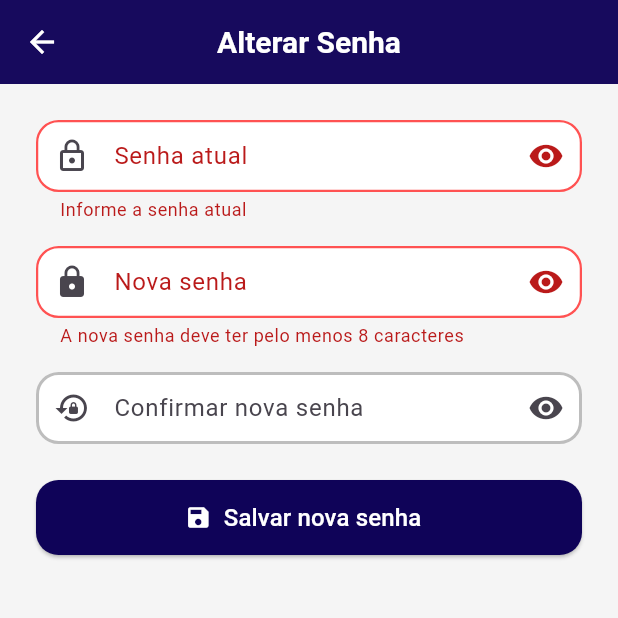
After one commit to alefluciano10/loja-online-unicesumar, a Flutter app: the ChangePasswordPage screen opened by its route, after a tap on "Salvar nova senha", on a phone screen of 412 x 824 dp, the top half of it. The commit adds this screen. Run offline on Flutter 3.47's test engine with Material 3 defaults, Android fonts, the phone set to English and light mode, and no system bars; our stand-ins replace cached_network_image, carousel_slider, get, get_storage, google_fonts, shimmer and 1 more; missing offline and left inert: add_to_cart_animation, flutter_masked_text3; accounts and stored records are empty; network calls fail.

Commit message:
Implementação de tela para alterar senha do usuário

```diff
--- a/lib/main.dart
+++ b/lib/main.dart
@@ -6,6 +6,7 @@ import 'package:intl/date_symbol_data_local.dart';
 import './widgets/widgets.dart';
 import './views/views.dart';
 import 'bindings/initial_binding.dart';
+import 'views/user/ChangePasswordPage.dart';
 
 Future<void> main() async {
   // Registrar os services globais
@@ -91,6 +92,11 @@ class MyApp extends StatelessWidget {
         GetPage(name: '/category/:category', page: () => CategoryPage()),
         GetPage(name: '/signup', page: () => const SignUpPage()),
         GetPage(name: '/login', page: () => const LoginPage()),
+
+        GetPage(
+          name: '/change-password',
+          page: () => const ChangePasswordPage(),
+        ),
       ],
     );
   }
--- a/lib/services/user_service.dart
+++ b/lib/services/user_service.dart
@@ -22,7 +22,9 @@ class UserService {
       final Map<String, dynamic> data = json.decode(response.body);
       return UserModel.fromJson(data);
     } else {
-      throw Exception('Erro ao carregar usuário com id $id: ${response.statusCode}');
+      throw Exception(
+        'Erro ao carregar usuário com id $id: ${response.statusCode}',
+      );
     }
   }
 }
--- /dev/null
+++ b/lib/views/user/ChangePasswordPage.dart
@@ -0,0 +1,201 @@
+import 'package:flutter/material.dart';
+import 'package:get/get.dart';
+import '../../../controllers/controllers.dart';
+
+class ChangePasswordPage extends StatefulWidget {
+  const ChangePasswordPage({super.key});
+
+  @override
+  State<ChangePasswordPage> createState() => _ChangePasswordPageState();
+}
+
+class _ChangePasswordPageState extends State<ChangePasswordPage> {
+  final _formKey = GlobalKey<FormState>();
+  final authController = Get.find<AuthController>();
+
+  final oldPasswordController = TextEditingController();
+  final newPasswordController = TextEditingController();
+  final confirmPasswordController = TextEditingController();
+
+  // Visibilidade das senhas
+  bool showOld = false;
+  bool showNew = false;
+  bool showConfirm = false;
+
+  Future<void> _submit() async {
+    if (!_formKey.currentState!.validate()) return;
+
+    final success = await authController.changePassword(
+      oldPassword: oldPasswordController.text,
+      newPassword: newPasswordController.text,
+    );
+
+    if (success) {
+      Get.snackbar(
+        'Sucesso',
+        'Senha alterada com sucesso!',
+        colorText: Colors.white,
+        backgroundColor: Colors.green,
+        icon: const Icon(Icons.check_circle, color: Colors.white),
+        snackPosition: SnackPosition.TOP,
+        duration: const Duration(seconds: 3),
+        margin: const EdgeInsets.all(16),
+      );
+      Get.back();
+    } else {
+      Get.snackbar(
+        'Erro',
+        authController.erro.value,
+        colorText: Colors.white,
+        backgroundColor: Colors.red,
+        icon: const Icon(Icons.error_outline, color: Colors.white),
+        snackPosition: SnackPosition.TOP,
+        duration: const Duration(seconds: 3),
+        margin: const EdgeInsets.all(16),
+      );
+    }
+  }
+
+  InputDecoration _inputDecoration(
+    String label,
+    Icon icon, {
+    required bool visible,
+    required VoidCallback onToggle,
+  }) {
+    return InputDecoration(
+      filled: true,
+      fillColor: Colors.white,
+      labelText: label,
+      hintText: label,
+      prefixIcon: icon,
+      suffixIcon: IconButton(
+        icon: Icon(visible ? Icons.visibility_off : Icons.visibility),
+        onPressed: onToggle,
+      ),
+      hintStyle: const TextStyle(
+        color: Colors.black87,
+        fontSize: 14,
+        fontStyle: FontStyle.italic,
+      ),
+      enabledBorder: OutlineInputBorder(
+        borderRadius: BorderRadius.circular(15),
+        borderSide: BorderSide(color: Colors.grey.shade400, width: 2),
+      ),
+      contentPadding: const EdgeInsets.symmetric(vertical: 12, horizontal: 12),
+      focusedBorder: const OutlineInputBorder(
+        borderRadius: BorderRadius.all(Radius.circular(15)),
+        borderSide: BorderSide(color: Color(0xFF1A237E), width: 2),
+      ),
+      errorBorder: const OutlineInputBorder(
+        borderRadius: BorderRadius.all(Radius.circular(15)),
+        borderSide: BorderSide(color: Colors.redAccent, width: 1.5),
+      ),
+      focusedErrorBorder: const OutlineInputBorder(
+        borderRadius: BorderRadius.all(Radius.circular(15)),
+        borderSide: BorderSide(color: Colors.redAccent, width: 2),
+      ),
+    );
+  }
+
+  @override
+  Widget build(BuildContext context) {
+    return Scaffold(
+      appBar: AppBar(title: const Text('Alterar Senha')),
+      body: SafeArea(
+        child: Padding(
+          padding: const EdgeInsets.all(24.0),
+          child: Form(
+            key: _formKey,
+            child: Column(
+              children: [
+                TextFormField(
+                  controller: oldPasswordController,
+                  obscureText: !showOld,
+                  autofillHints: const [AutofillHints.password],
+                  textInputAction: TextInputAction.next,
+                  decoration: _inputDecoration(
+                    'Senha atual',
+                    const Icon(Icons.lock_outline),
+                    visible: showOld,
+                    onToggle: () => setState(() => showOld = !showOld),
+                  ),
+                  validator: (value) {
+                    if (value == null || value.isEmpty) {
+                      return 'Informe a senha atual';
+                    }
+                    return null;
+                  },
+                ),
+                const SizedBox(height: 16),
+                TextFormField(
+                  controller: newPasswordController,
+                  obscureText: !showNew,
+                  autofillHints: const [AutofillHints.newPassword],
+                  textInputAction: TextInputAction.next,
+                  decoration: _inputDecoration(
+                    'Nova senha',
+                    const Icon(Icons.lock),
+                    visible: showNew,
+                    onToggle: () => setState(() => showNew = !showNew),
+                  ),
+                  validator: (value) {
+                    if (value == null || value.length < 8) {
+                      return 'A nova senha deve ter pelo menos 8 caracteres';
+                    }
+                    return null;
+                  },
+                ),
+                const SizedBox(height: 16),
+                TextFormField(
+                  controller: confirmPasswordController,
+                  obscureText: !showConfirm,
+                  textInputAction: TextInputAction.done,
+                  onFieldSubmitted: (_) => _submit(),
+                  decoration: _inputDecoration(
+                    'Confirmar nova senha',
+                    const Icon(Icons.lock_reset),
+                    visible: showConfirm,
+                    onToggle: () => setState(() => showConfirm = !showConfirm),
+                  ),
+                  validator: (value) {
+                    if (value != newPasswordController.text) {
+                      return 'As senhas não coincidem';
+                    }
+                    return null;
+                  },
+                ),
+                const SizedBox(height: 24),
+                Obx(
+                  () => ElevatedButton.icon(
+                    icon: const Icon(Icons.save, color: Colors.white),
+                    label: authController.carregando.value
+                        ? const SizedBox(
+                            height: 20,
+                            width: 20,
+                            child: CircularProgressIndicator(
+                              color: Colors.white,
+                              strokeWidth: 2,
+                            ),
+                          )
+                        : const Text(
+                            'Salvar nova senha',
+                            style: TextStyle(color: Colors.white, fontSize: 16),
+                          ),
+                    style: ElevatedButton.styleFrom(
+                      minimumSize: const Size(double.infinity, 50),
+                      backgroundColor: const Color.fromARGB(255, 15, 3, 88),
+                      shape: RoundedRectangleBorder(
+                        borderRadius: BorderRadius.circular(15),
+                      ),
+                    ),
+                    onPressed: authController.carregando.value ? null : _submit,
+                  ),
+                ),
+              ],
+            ),
+          ),
+        ),
+      ),
+    );
+  }
+}
--- a/lib/views/user/login_page.dart
+++ b/lib/views/user/login_page.dart
@@ -71,11 +71,11 @@ class _LoginPageState extends State<LoginPage> {
         borderSide: BorderSide(color: Color(0xFF1A237E), width: 2),
       ),
       errorBorder: const OutlineInputBorder(
-        borderRadius: BorderRadius.all(Radius.circular(12)),
+        borderRadius: BorderRadius.all(Radius.circular(15)),
         borderSide: BorderSide(color: Colors.redAccent, width: 1.5),
       ),
       focusedErrorBorder: const OutlineInputBorder(
-        borderRadius: BorderRadius.all(Radius.circular(12)),
+        borderRadius: BorderRadius.all(Radius.circular(15)),
         borderSide: BorderSide(color: Colors.redAccent, width: 2),
       ),
     );
```
Also changed, not shown: lib/controllers/auth_controller.dart (+53 -3 lines), lib/repository/user_local_repository.dart (+60 -86 lines), lib/repository/user_repository.dart (+5 -16 lines), lib/views/user/profile_page.dart (+24 -0 lines).
